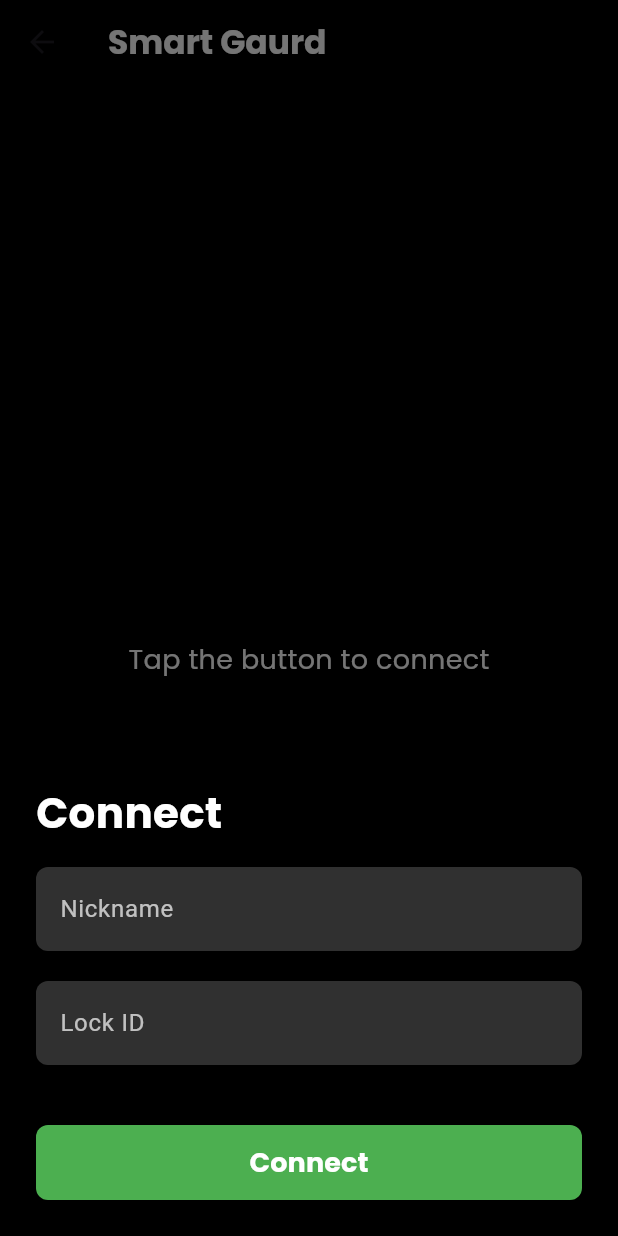
After one commit to abhy2003/Smart_Guard, a Flutter app: the Homescreen screen opened by its route, after a tap on the "add" icon, on a phone screen of 412 x 824 dp. The commit adds this screen. Run offline on Flutter 3.47's test engine with Material 3 defaults, Android fonts, the phone set to English and light mode, and no system bars; our stand-ins replace get, google_fonts.

Commit message:
last_update

```diff
--- a/lib/main.dart
+++ b/lib/main.dart
@@ -1,5 +1,6 @@
 import 'package:flutter/material.dart';
 import 'package:get/get.dart';
+import 'package:smart_gaurd/view/homescreen.dart';
 import 'package:smart_gaurd/view/loginscreen.dart';
 import 'package:smart_gaurd/view/signupscreen.dart';
 
@@ -16,6 +17,7 @@ class MyApp extends StatelessWidget {
       getPages: [
         GetPage(name: '/', page: () => LoginPage()),
         GetPage(name: '/signup', page: () => SignUpScreen()),
+        GetPage(name: '/home', page: () => Homescreen(),)
       ],
     );
   }
--- /dev/null
+++ b/lib/view/homescreen.dart
@@ -0,0 +1,161 @@
+import 'package:flutter/material.dart';
+import 'package:get/get.dart';
+import 'package:google_fonts/google_fonts.dart';
+
+class Homescreen extends StatefulWidget {
+  @override
+  _HomescreenState createState() => _HomescreenState();
+}
+
+class _HomescreenState extends State<Homescreen> {
+  final TextEditingController _nicknameController = TextEditingController();
+  final TextEditingController _lockIdController = TextEditingController();
+
+  // Function to show the bottom sheet
+  void _showBottomSheet(BuildContext context) {
+    showModalBottomSheet(
+      backgroundColor: Colors.black,
+      context: context,
+      builder: (BuildContext context) {
+        return Padding(
+          padding: const EdgeInsets.all(24.0),
+          child: Column(
+            mainAxisSize: MainAxisSize.min,
+            crossAxisAlignment: CrossAxisAlignment.start,
+            children: [
+              Text(
+                'Connect',
+                style: GoogleFonts.poppins(
+                  color: Colors.white,
+                  fontSize: 28,
+                  fontWeight: FontWeight.bold,
+                ),
+              ),
+              SizedBox(height: 16),
+              TextField(
+                controller: _nicknameController,
+                style: TextStyle(color: Colors.white),
+                decoration: InputDecoration(
+                  labelText: 'Nickname',
+                  labelStyle: TextStyle(color: Colors.white70),
+                  filled: true,
+                  fillColor: Colors.grey[850],
+                  border: OutlineInputBorder(
+                    borderRadius: BorderRadius.circular(8),
+                    borderSide: BorderSide.none,
+                  ),
+                  focusedBorder: OutlineInputBorder(
+                    borderRadius: BorderRadius.circular(8),
+                    borderSide: BorderSide(color: Colors.white),
+                  ),
+                ),
+              ),
+              SizedBox(height: 20),
+              TextField(
+                controller: _lockIdController,
+                style: TextStyle(color: Colors.white),
+                decoration: InputDecoration(
+                  labelText: 'Lock ID',
+                  labelStyle: TextStyle(color: Colors.white70),
+                  filled: true,
+                  fillColor: Colors.grey[850],
+                  border: OutlineInputBorder(
+                    borderRadius: BorderRadius.circular(8),
+                    borderSide: BorderSide.none,
+                  ),
+                  focusedBorder: OutlineInputBorder(
+                    borderRadius: BorderRadius.circular(8),
+                    borderSide: BorderSide(color: Colors.white),
+                  ),
+                ),
+              ),
+              SizedBox(height: 40),
+              Center(
+                child: SizedBox(
+                  width: double.infinity,
+                  height: 50,
+                  child: ElevatedButton(
+                    onPressed: () {
+                      // Handle connection logic here
+                      String nickname = _nicknameController.text;
+                      String lockId = _lockIdController.text;
+
+                      if (nickname.isNotEmpty && lockId.isNotEmpty) {
+                        // Show success message
+                        Get.snackbar(
+                          'Connected',
+                          'You have successfully connected!',
+                          snackPosition: SnackPosition.BOTTOM,
+                          backgroundColor: Colors.green,
+                          colorText: Colors.white,
+                        );
+                        // Close the bottom sheet
+                        Navigator.pop(context);
+                      } else {
+                        // Show error message if fields are empty
+                        Get.snackbar(
+                          'Error',
+                          'Please fill in both fields.',
+                          snackPosition: SnackPosition.BOTTOM,
+                          backgroundColor: Colors.red,
+                          colorText: Colors.white,
+                        );
+                      }
+                    },
+                    style: ElevatedButton.styleFrom(
+                      backgroundColor: Colors.green, // Green button color
+                      shape: RoundedRectangleBorder(
+                        borderRadius: BorderRadius.circular(8),
+                      ),
+                    ),
+                    child: Text(
+                      'Connect',
+                      style: GoogleFonts.poppins(
+                        color: Colors.white,
+                        fontSize: 18,
+                        fontWeight: FontWeight.bold,
+                      ),
+                    ),
+                  ),
+                ),
+              ),
+            ],
+          ),
+        );
+      },
+    );
+  }
+
+  @override
+  Widget build(BuildContext context) {
+    return Scaffold(
+      backgroundColor: Colors.black,
+      appBar: AppBar(
+        title: Text(
+          'Smart Gaurd',
+          style: GoogleFonts.poppins(
+            color: Colors.white,
+            fontSize: 22,
+            fontWeight: FontWeight.bold,
+          ),
+        ),
+        backgroundColor: Colors.black,
+        elevation: 0,
+      ),
+      body: Center(
+        child: Text(
+          'Tap the button to connect',
+          style: GoogleFonts.poppins(
+            color: Colors.white,
+            fontSize: 18,
+          ),
+        ),
+      ),
+      floatingActionButton: FloatingActionButton(
+        onPressed: () => _showBottomSheet(context),
+        backgroundColor: Colors.green, // Floating button color
+        child: Icon(Icons.add, color: Colors.white),
+      ),
+    );
+  }
+}
--- a/lib/view/loginscreen.dart
+++ b/lib/view/loginscreen.dart
@@ -32,7 +32,7 @@ class _LoginPageState extends State<LoginPage> {
           crossAxisAlignment: CrossAxisAlignment.start,
           children: [
             Text(
-              'Welcome Back!',
+              'Welcome to smart gaurd!',
               style: GoogleFonts.poppins(
                 color: Colors.white,
                 fontSize: 28,
--- a/lib/view/signupscreen.dart
+++ b/lib/view/signupscreen.dart
@@ -154,7 +154,7 @@ class _SignUpScreenState extends State<SignUpScreen> {
                               colorText: Colors.white,
                             );
                             // Navigate to the next page using GetX (Home or any other screen)
-                            Get.toNamed('/home');
+                            Get.toNamed('/');
                           }
                         },
                         style: ElevatedButton.styleFrom(
```
